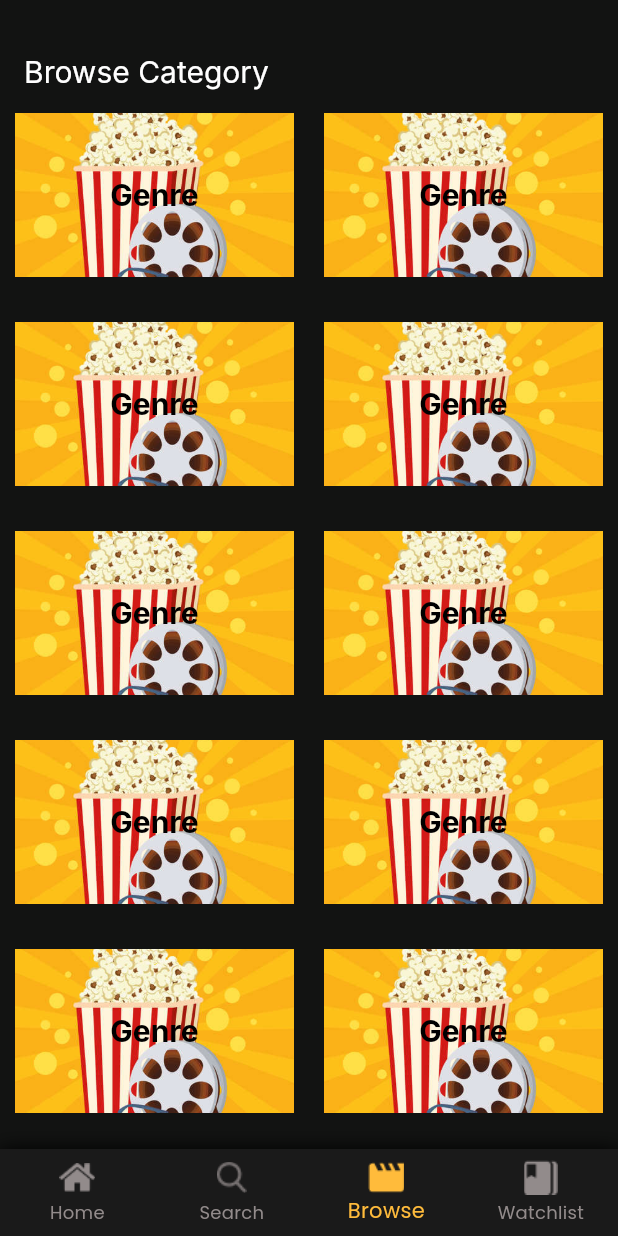
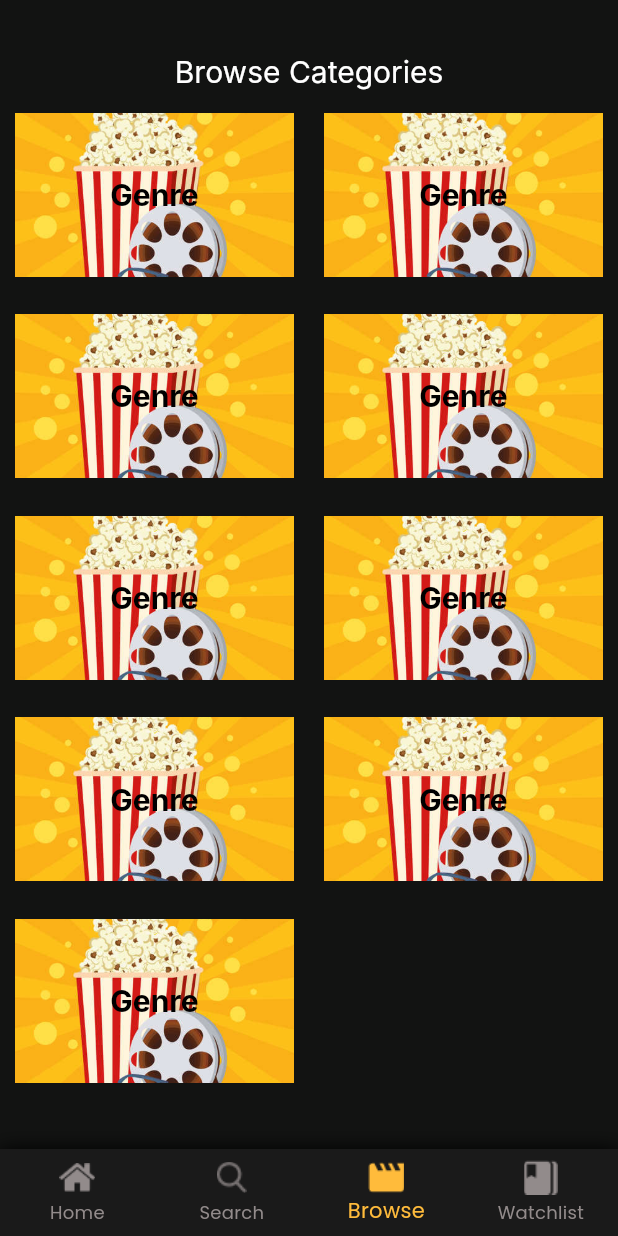
Before and after one commit to motazyusuf/MoviesApp, a Flutter app: the screen it shows after launch, item 3 of the bottom bar chosen, on a phone screen of 412 x 824 dp. Run offline on Flutter 3.47's test engine with Material 3 defaults, Android fonts, the light colour scheme and no system bars; our stand-ins replace carousel_slider; Roboto replaces fonts that are missing (Inter).

Commit message:
-Browse view cont'd

```diff
--- a/lib/browse/presentation/pages/browse_view.dart
+++ b/lib/browse/presentation/pages/browse_view.dart
@@ -13,8 +13,9 @@ class BrowseView extends StatelessWidget {
         child: Container(
           margin: EdgeInsets.only(top: 20),
           child: AppBar(
+            centerTitle: true,
             surfaceTintColor: Colors.transparent,
-            title: Text("Browse Category "),
+            title: Text("Browse Categories"),
             backgroundColor: ColorPalette.backgroudColor,
           ),
         ),
@@ -22,10 +23,11 @@ class BrowseView extends StatelessWidget {
       body: Padding(
         padding: const EdgeInsets.symmetric(horizontal: 10.0),
         child: GridView.builder(
+          itemCount: 9,
           gridDelegate: const SliverGridDelegateWithFixedCrossAxisCount(
               childAspectRatio: 1.7,
               crossAxisCount: 2,
-              mainAxisSpacing: 30,
+              mainAxisSpacing: 25,
               crossAxisSpacing: 20),
           itemBuilder: (context, index) => GenreItem(),
         ),
--- a/lib/browse/presentation/widgets/genre_item.dart
+++ b/lib/browse/presentation/widgets/genre_item.dart
@@ -1,4 +1,6 @@
 import 'package:flutter/material.dart';
+
+import '../../../core/configurations/pages_routes.dart';
 
 class GenreItem extends StatelessWidget {
   const GenreItem({super.key});
@@ -6,8 +8,10 @@ class GenreItem extends StatelessWidget {
   @override
   Widget build(BuildContext context) {
     var theme = Theme.of(context);
-    return Stack(
-      alignment: Alignment.center,
+    return InkWell(
+      onTap: () => Navigator.pushNamed(context, PagesRoutes.genreDetailsView),
+      child: Stack(
+        alignment: Alignment.center,
       children: [
         Container(
           decoration: const BoxDecoration(
@@ -19,6 +23,7 @@ class GenreItem extends StatelessWidget {
             style: theme.textTheme.titleLarge!
                 .copyWith(color: Colors.black, fontWeight: FontWeight.bold))
       ],
+      ),
     );
   }
 }
--- a/lib/core/configurations/app_router.dart
+++ b/lib/core/configurations/app_router.dart
@@ -1,6 +1,7 @@
 import 'package:flutter/material.dart';
 import 'package:movies_app/core/configurations/pages_routes.dart';
 
+import '../../browse/presentation/pages/genre_details_view.dart';
 import '../../home/presentation/pages/movie_details_view.dart';
 import '../../splash/splash_view.dart';
 import '../layout_view.dart';
@@ -20,6 +21,10 @@ class AppRouter {
         return MaterialPageRoute(
             builder: (context) => MovieDetailsView(), settings: settings);
 
+      case PagesRoutes.genreDetailsView:
+        return MaterialPageRoute(
+            builder: (context) => GenreDetailsView(), settings: settings);
+
       default:
         return MaterialPageRoute(
             builder: (context) => SplashView(), settings: settings);
--- a/lib/core/configurations/pages_routes.dart
+++ b/lib/core/configurations/pages_routes.dart
@@ -3,4 +3,5 @@ class PagesRoutes {
   static const String initial = "/";
   static const String layoutView = "layout_view";
   static const String movieDetailsView = "movie_details_view";
+  static const String genreDetailsView = "genre_details_view";
 }
--- a/lib/search/presentation/widgets/searched_item.dart
+++ b/lib/core/widgets/vertical_list_item.dart
@@ -2,8 +2,9 @@ import 'package:flutter/material.dart';
 
 import '../../../core/configurations/pages_routes.dart';
 
-class SearchedItems extends StatelessWidget {
-  SearchedItems({super.key, required this.searchResults, required this.index});
+class VerticalListItem extends StatelessWidget {
+  VerticalListItem(
+      {super.key, required this.searchResults, required this.index});
 
   List searchResults;
   int index;
--- a/lib/search/presentation/pages/search_view.dart
+++ b/lib/search/presentation/pages/search_view.dart
@@ -1,6 +1,6 @@
 import 'package:flutter/material.dart';
 import 'package:movies_app/core/theme/color_palette.dart';
-import 'package:movies_app/search/presentation/widgets/searched_item.dart';
+import 'package:movies_app/core/widgets/vertical_list_item.dart';
 
 class SearchView extends StatefulWidget {
   const SearchView({super.key});
@@ -70,7 +70,7 @@ class _SearchViewState extends State<SearchView> {
                         color: ColorPalette.appBarItemsColor,
                       ),
                       itemBuilder: (context, index) {
-                        return SearchedItems(
+                        return VerticalListItem(
                             searchResults: searchResults, index: index);
                       },
                       itemCount: searchResults.length,
```
Also changed, not shown: lib/browse/presentation/pages/genre_details_view.dart (added, +50 -0 lines).
